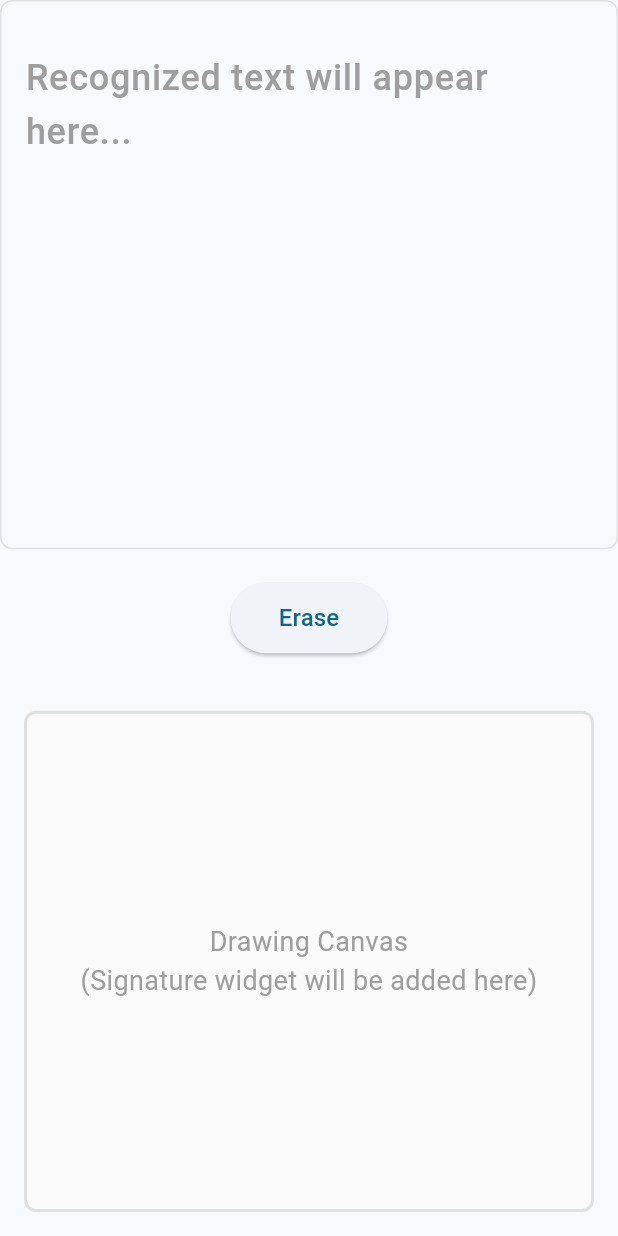
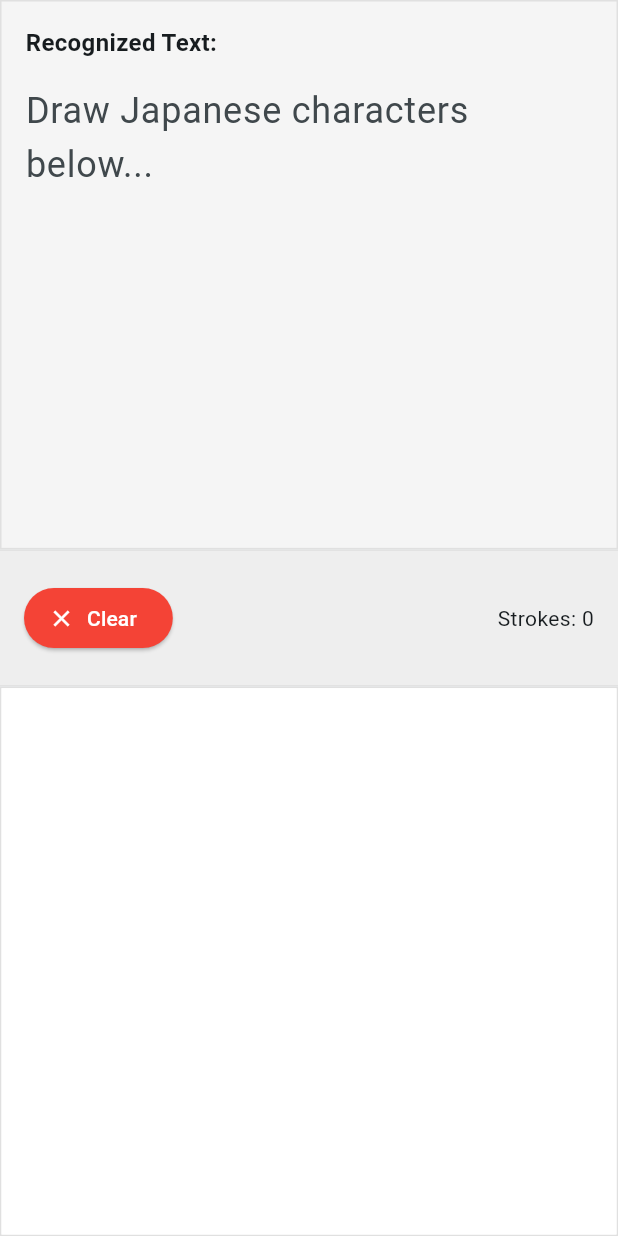
Before and after one commit to osV22/Nikko-Digital-Ink, a Flutter app: the HomeScreen screen opened by its route, on a phone screen of 412 x 824 dp. Run offline on Flutter 3.47's test engine with Material 3 defaults, Android fonts, the phone set to English and light mode, and no system bars; drawn by our look-alikes of signature; our stand-ins replace flutter_bloc, freezed_annotation, go_router; missing offline and left inert: google_mlkit_digital_ink_recognition.

Commit message:
Add bloc state management, basic working poc but need better processing

```diff
--- /dev/null
+++ b/lib/src/blocs/drawing_bloc.dart
@@ -0,0 +1,86 @@
+import 'package:flutter_bloc/flutter_bloc.dart';
+import 'package:google_mlkit_digital_ink_recognition/google_mlkit_digital_ink_recognition.dart';
+import 'package:freezed_annotation/freezed_annotation.dart';
+
+part 'drawing_bloc.freezed.dart';
+part 'drawing_event.dart';
+part 'drawing_state.dart';
+
+class DrawingBloc extends Bloc<DrawingEvent, DrawingState> {
+  final DigitalInkRecognizer _recognizer;
+
+  DrawingBloc()
+    : _recognizer = DigitalInkRecognizer(languageCode: 'ja'),
+      super(const DrawingState()) {
+    on<DrawingStrokeAdded>(_onStrokeAdded);
+    on<DrawingClearRequested>(_onClearRequested);
+    on<DrawingCanvasClearRequested>(_onCanvasClearRequested);
+  }
+
+  Future<void> _onStrokeAdded(
+    DrawingStrokeAdded event,
+    Emitter<DrawingState> emit,
+  ) async {
+    // Add stroke to list
+    final updatedStrokes = [...state.strokes, event.stroke];
+    emit(
+      state.copyWith(
+        strokes: updatedStrokes,
+        isRecognizing: true,
+      ),
+    );
+
+    // Perform recognition
+    try {
+      final ink = Ink();
+      ink.strokes = updatedStrokes;
+      final candidates = await _recognizer.recognize(ink);
+
+      if (candidates.isNotEmpty) {
+        final recognizedText = candidates.first.text;
+        emit(
+          state.copyWith(
+            recognizedText: state.recognizedText + recognizedText,
+            isRecognizing: false,
+          ),
+        );
+      } else {
+        emit(state.copyWith(isRecognizing: false));
+      }
+    } catch (e) {
+      emit(
+        state.copyWith(
+          isRecognizing: false,
+          errorMessage: 'Recognition error: $e',
+        ),
+      );
+    }
+  }
+
+  void _onClearRequested(
+    DrawingClearRequested event,
+    Emitter<DrawingState> emit,
+  ) {
+    emit(
+      state.copyWith(
+        strokes: [],
+        recognizedText: '',
+        errorMessage: null,
+        shouldClearCanvas: true,
+      ),
+    );
+  }
+
+  void _onCanvasClearRequested(
+    DrawingCanvasClearRequested event,
+    Emitter<DrawingState> emit,
+  ) {
+    emit(state.copyWith(shouldClearCanvas: false));
+  }
+
+  @override
+  Future<void> close() {
+    _recognizer.close();
+    return super.close();
+  }
+}
--- /dev/null
+++ b/lib/src/blocs/drawing_event.dart
@@ -0,0 +1,9 @@
+part of 'drawing_bloc.dart';
+
+@freezed
+class DrawingEvent with _$DrawingEvent {
+  const factory DrawingEvent.strokeAdded(Stroke stroke) = DrawingStrokeAdded;
+  const factory DrawingEvent.clearRequested() = DrawingClearRequested;
+  const factory DrawingEvent.canvasClearRequested() =
+      DrawingCanvasClearRequested;
+}
--- /dev/null
+++ b/lib/src/blocs/drawing_state.dart
@@ -0,0 +1,12 @@
+part of 'drawing_bloc.dart';
+
+@freezed
+class DrawingState with _$DrawingState {
+  const factory DrawingState({
+    @Default([]) List<Stroke> strokes,
+    @Default('') String recognizedText,
+    @Default(false) bool isRecognizing,
+    @Default(false) bool shouldClearCanvas,
+    String? errorMessage,
+  }) = _DrawingState;
+}
--- a/lib/src/screens/home_screen.dart
+++ b/lib/src/screens/home_screen.dart
@@ -1,4 +1,7 @@
-import 'package:flutter/material.dart';
+import 'package:flutter/material.dart' hide Ink;
+import 'package:google_mlkit_digital_ink_recognition/google_mlkit_digital_ink_recognition.dart';
+import 'package:flutter_bloc/flutter_bloc.dart';
+import '../blocs/drawing_bloc.dart';
 import '../widgets/output_widget.dart';
 import '../widgets/toolbar_widget.dart';
 import '../widgets/drawing_canvas_widget.dart';
@@ -8,7 +11,9 @@ class HomeScreen extends StatelessWidget {
 
   @override
   Widget build(BuildContext context) {
-    return const Scaffold(
+    return BlocProvider(
+      create: (context) => DrawingBloc(),
+      child: const Scaffold(
         body: Column(
           children: [
             // First section - 40% of screen for OutputWidget
@@ -28,6 +33,7 @@ class HomeScreen extends StatelessWidget {
             ),
           ],
         ),
+      ),
     );
   }
 }
--- a/lib/src/widgets/drawing_canvas_widget.dart
+++ b/lib/src/widgets/drawing_canvas_widget.dart
@@ -1,4 +1,9 @@
 import 'package:flutter/material.dart';
+import 'package:flutter_bloc/flutter_bloc.dart';
+import 'package:signature/signature.dart';
+import 'package:google_mlkit_digital_ink_recognition/google_mlkit_digital_ink_recognition.dart'
+    hide Ink;
+import '../blocs/drawing_bloc.dart';
 
 class DrawingCanvasWidget extends StatefulWidget {
   const DrawingCanvasWidget({super.key});
@@ -8,24 +13,72 @@ class DrawingCanvasWidget extends StatefulWidget {
 }
 
 class _DrawingCanvasWidgetState extends State<DrawingCanvasWidget> {
+  late final SignatureController _controller;
+
+  @override
+  void initState() {
+    super.initState();
+    _controller = SignatureController(
+      penStrokeWidth: 3,
+      penColor: Colors.black,
+      exportBackgroundColor: Colors.white,
+    );
+    _controller.onDrawEnd = _onStrokeEnd;
+  }
+
+  @override
+  void dispose() {
+    _controller.dispose();
+    super.dispose();
+  }
+
+  // Convert Signature points to ML Kit Stroke
+  Stroke _convertToMLKitStroke(List<Point> points) {
+    final strokePoints = <StrokePoint>[];
+
+    for (final point in points) {
+      strokePoints.add(
+        StrokePoint(
+          x: point.offset.dx,
+          y: point.offset.dy,
+          t: DateTime.now().millisecondsSinceEpoch,
+        ),
+      );
+    }
+
+    final stroke = Stroke();
+    stroke.points = strokePoints;
+    return stroke;
+  }
+
+  void _onStrokeEnd() {
+    final points = _controller.points;
+    if (points.isNotEmpty) {
+      final stroke = _convertToMLKitStroke(points);
+      context.read<DrawingBloc>().add(DrawingEvent.strokeAdded(stroke));
+    }
+  }
+
   @override
   Widget build(BuildContext context) {
-    return Container(
-      width: double.infinity,
-      margin: const EdgeInsets.all(16.0),
-      decoration: BoxDecoration(
-        border: Border.all(color: Colors.grey.shade300, width: 2.0),
-        borderRadius: BorderRadius.circular(8.0),
-        color: Colors.grey.shade50,
-      ),
-      child: const Center(
-        child: Text(
-          'Drawing Canvas\n(Signature widget will be added here)',
-          textAlign: TextAlign.center,
-          style: TextStyle(
-            fontSize: 18.0,
-            color: Colors.grey,
-          ),
+    return BlocListener<DrawingBloc, DrawingState>(
+      listenWhen: (previous, current) => current.shouldClearCanvas,
+      listener: (context, state) {
+        _controller.clear();
+        context.read<DrawingBloc>().add(
+          const DrawingEvent.canvasClearRequested(),
+        );
+      },
+      child: Container(
+        decoration: BoxDecoration(
+          color: Colors.white,
+          border: Border.all(color: Colors.grey[300]!),
+        ),
+        child: Signature(
+          controller: _controller,
+          height: double.infinity,
+          width: double.infinity,
+          backgroundColor: Colors.white,
         ),
       ),
     );
--- a/lib/src/widgets/output_widget.dart
+++ b/lib/src/widgets/output_widget.dart
@@ -1,20 +1,9 @@
 import 'package:flutter/material.dart';
+import 'package:flutter_bloc/flutter_bloc.dart';
+import '../blocs/drawing_bloc.dart';
 
-class OutputWidget extends StatefulWidget {
+class OutputWidget extends StatelessWidget {
   const OutputWidget({super.key});
-
-  @override
-  State<OutputWidget> createState() => _OutputWidgetState();
-}
-
-class _OutputWidgetState extends State<OutputWidget> {
-  final TextEditingController _textController = TextEditingController();
-
-  @override
-  void dispose() {
-    _textController.dispose();
-    super.dispose();
-  }
 
   @override
   Widget build(BuildContext context) {
@@ -22,26 +11,37 @@ class _OutputWidgetState extends State<OutputWidget> {
       width: double.infinity,
       padding: const EdgeInsets.all(16.0),
       decoration: BoxDecoration(
-        border: Border.all(color: Colors.grey.shade300),
-        borderRadius: BorderRadius.circular(8.0),
+        color: Colors.grey[100],
+        border: Border.all(color: Colors.grey[300]!),
       ),
-      child: TextField(
-        controller: _textController,
-        maxLines: null,
-        expands: true,
-        textAlignVertical: TextAlignVertical.top,
-        style: const TextStyle(
-          fontSize: 32.0,
-          fontWeight: FontWeight.w500,
-        ),
-        decoration: const InputDecoration(
-          hintText: 'Recognized text will appear here...',
-          hintStyle: TextStyle(
-            fontSize: 24.0,
-            color: Colors.grey,
+      child: Column(
+        crossAxisAlignment: CrossAxisAlignment.start,
+        children: [
+          const Text(
+            'Recognized Text:',
+            style: TextStyle(
+              fontSize: 16,
+              fontWeight: FontWeight.bold,
+            ),
           ),
-          border: InputBorder.none,
-        ),
+          const SizedBox(height: 8),
+          Expanded(
+            child: BlocBuilder<DrawingBloc, DrawingState>(
+              builder: (context, state) {
+                return TextField(
+                  controller: TextEditingController(text: state.recognizedText),
+                  maxLines: null,
+                  expands: true,
+                  decoration: const InputDecoration(
+                    hintText: 'Draw Japanese characters below...',
+                    border: InputBorder.none,
+                  ),
+                  style: const TextStyle(fontSize: 24),
+                );
+              },
+            ),
+          ),
+        ],
       ),
     );
   }
--- a/lib/src/widgets/toolbar_widget.dart
+++ b/lib/src/widgets/toolbar_widget.dart
@@ -1,4 +1,6 @@
 import 'package:flutter/material.dart';
+import 'package:flutter_bloc/flutter_bloc.dart';
+import '../blocs/drawing_bloc.dart';
 
 class ToolbarWidget extends StatelessWidget {
   const ToolbarWidget({super.key});
@@ -6,24 +8,61 @@ class ToolbarWidget extends StatelessWidget {
   @override
   Widget build(BuildContext context) {
     return Container(
-      width: double.infinity,
       padding: const EdgeInsets.symmetric(horizontal: 16.0),
-      child: Center(
-        child: ElevatedButton(
-          onPressed: () {
-            print('erase called');
-          },
-          style: ElevatedButton.styleFrom(
-            padding: const EdgeInsets.symmetric(
-              horizontal: 32.0,
-              vertical: 12.0,
+      decoration: BoxDecoration(
+        color: Colors.grey[200],
+        border: Border(
+          top: BorderSide(color: Colors.grey[300]!),
+          bottom: BorderSide(color: Colors.grey[300]!),
+        ),
+      ),
+      child: Row(
+        mainAxisAlignment: MainAxisAlignment.spaceBetween,
+        children: [
+          ElevatedButton.icon(
+            onPressed: () {
+              context.read<DrawingBloc>().add(
+                const DrawingEvent.clearRequested(),
+              );
+            },
+            icon: const Icon(Icons.clear),
+            label: const Text('Clear'),
+            style: ElevatedButton.styleFrom(
+              backgroundColor: Colors.red,
+              foregroundColor: Colors.white,
             ),
           ),
-          child: const Text(
-            'Erase',
-            style: TextStyle(fontSize: 16.0),
+          BlocBuilder<DrawingBloc, DrawingState>(
+            builder: (context, state) {
+              return Row(
+                children: [
+                  if (state.isRecognizing)
+                    const Row(
+                      children: [
+                        SizedBox(
+                          width: 16,
+                          height: 16,
+                          child: CircularProgressIndicator(strokeWidth: 2),
+                        ),
+                        SizedBox(width: 8),
+                        Text('Recognizing...'),
+                      ],
+                    )
+                  else
+                    Text('Strokes: ${state.strokes.length}'),
+                  if (state.errorMessage != null) ...[
+                    const SizedBox(width: 16),
+                    Icon(
+                      Icons.error,
+                      color: Colors.red[600],
+                      size: 16,
+                    ),
+                  ],
+                ],
+              );
+            },
           ),
-        ),
+        ],
       ),
     );
   }
```
Also changed, not shown: lib/src/blocs/drawing_bloc.freezed.dart (added). Lines whose indentation alone changed are shown as unchanged.
